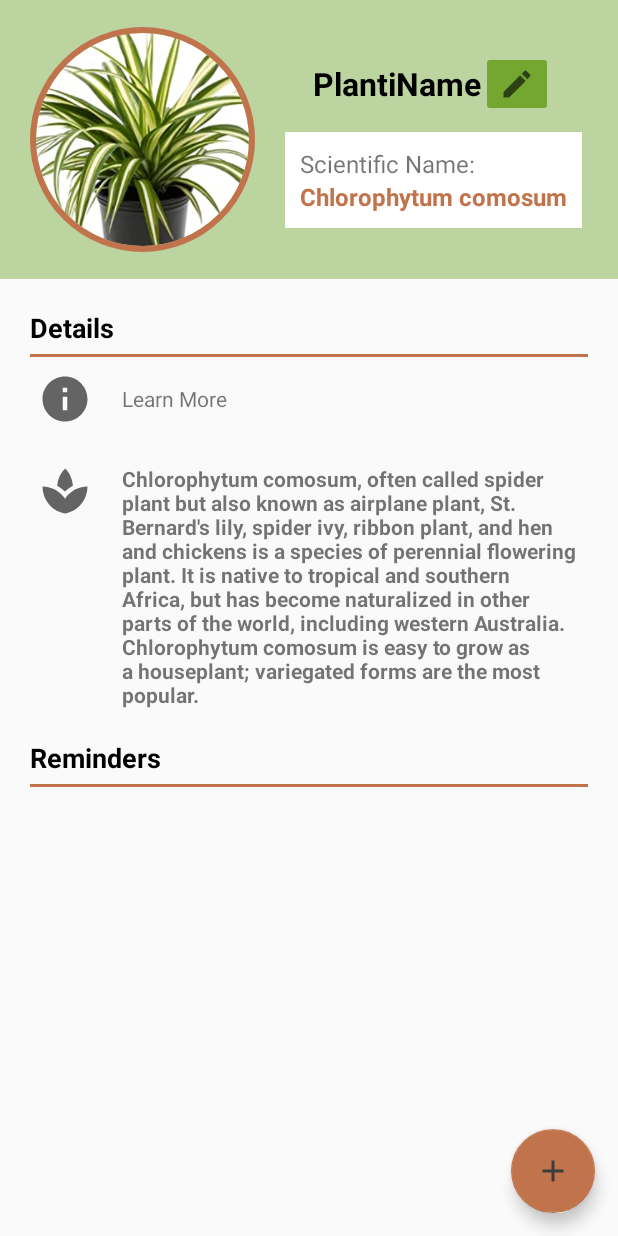
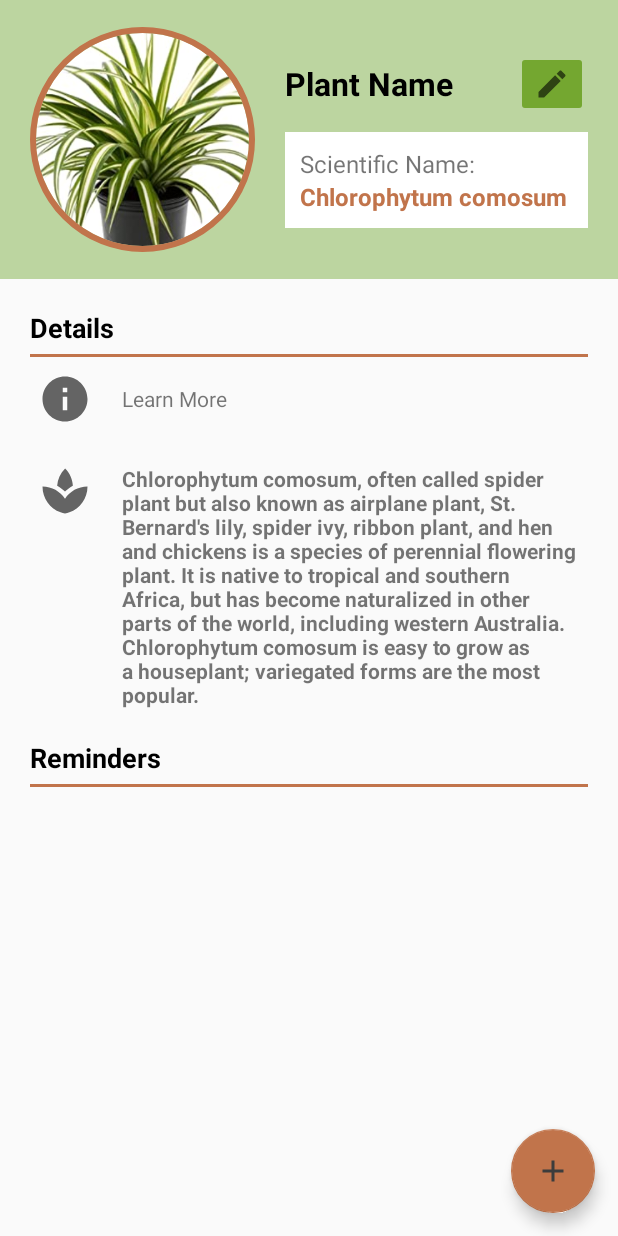
Before and after one commit to UTN-FRBA-Mobile/Plantis, an Android app: the layout fragment_my_plantis.xml on its own in the app's theme, with its tools: preview values and no code run, on a phone screen of 412 x 824 dp. Run offline under Robolectric (Android 15) with nearby library versions, the phone set to English and light mode, and no system bars.

Commit message:
add autoscaling for name in my plantis header

```diff
--- a/app/src/main/res/layout/fragment_my_plantis.xml
+++ b/app/src/main/res/layout/fragment_my_plantis.xml
@@ -35,39 +35,45 @@
                 <LinearLayout
                     android:layout_width="wrap_content"
                     android:layout_height="match_parent"
-                    android:layout_marginEnd="0dp"
                     android:orientation="vertical"
-                    android:gravity="center">
+                    android:gravity="center"
+                    android:layout_marginEnd="20dp">
 
-                    <LinearLayout
+                    <RelativeLayout
                         android:layout_width="match_parent"
                         android:layout_height="wrap_content"
-                        android:orientation="horizontal"
-                        android:gravity="center">
+                        android:orientation="horizontal">
 
                         <TextView
                             android:id="@+id/my_plant_name"
-                            android:layout_width="wrap_content"
+                            android:layout_width="match_parent"
                             android:layout_height="wrap_content"
-                            android:text="PlantiName"
+                            android:layout_toStartOf="@id/edit_plant_name_button"
+                            android:layout_centerInParent="true"
+                            android:text="Plant Name"
                             android:textColor="#000"
                             android:textSize="21sp"
-                            android:textStyle="bold" />
+                            android:textStyle="bold"
+                            android:ellipsize="end"
+                            android:gravity="center_vertical"
+                            android:maxLines="1" />
 
                         <ImageButton
                             android:id="@+id/edit_plant_name_button"
                             android:layout_width="wrap_content"
                             android:layout_height="wrap_content"
+                            android:layout_alignParentEnd="true"
+                            android:layout_centerInParent="true"
                             android:backgroundTint="@color/green"
+                            android:bottomLeftRadius="8dp"
+                            android:bottomRightRadius="8dp"
                             android:clickable="true"
                             android:focusable="true"
-                            android:bottomRightRadius="8dp"
-                            android:bottomLeftRadius="8dp"
-                            android:topRightRadius="8dp"
+                            android:src="@drawable/ic_baseline_edit_24"
                             android:topLeftRadius="8dp"
-                            android:src="@drawable/ic_baseline_edit_24" />
+                            android:topRightRadius="8dp" />
 
-                    </LinearLayout>
+                    </RelativeLayout>
 
                     <LinearLayout
                         android:layout_width="match_parent"
```
